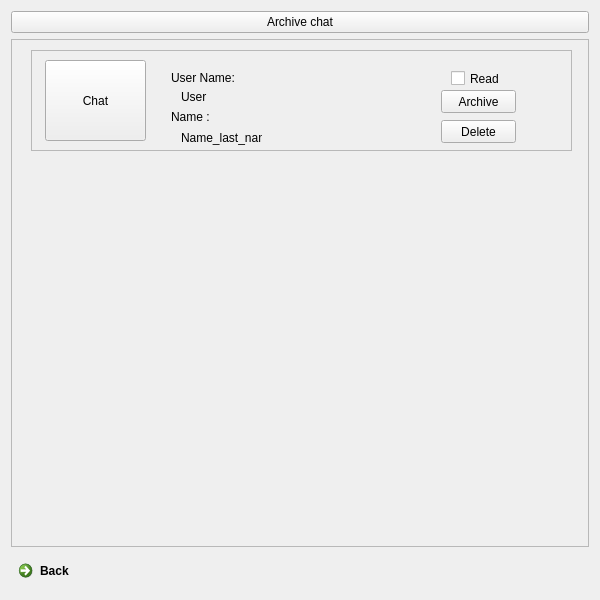
This is ui/room.ui in PooyaFekri/LinkedIn as Qt 5 draws it before an edit. The edited form follows.
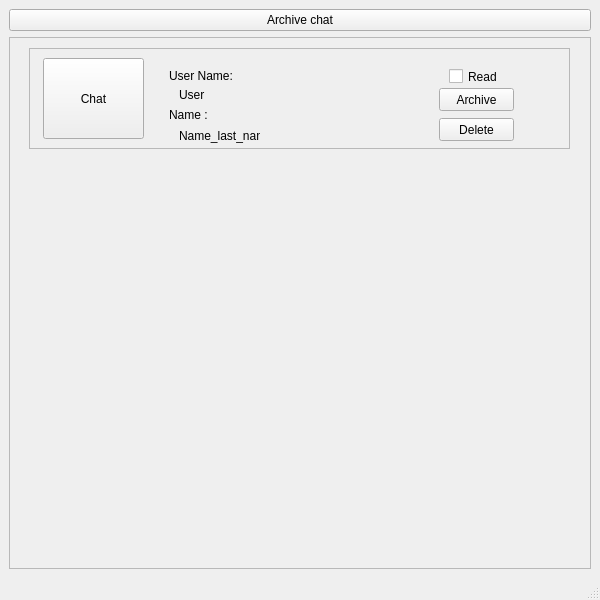
This is the edited form.

What changed in the file:
```diff
--- a/ui/room.ui
+++ b/ui/room.ui
@@ -1,7 +1,7 @@
 <?xml version="1.0" encoding="UTF-8"?>
 <ui version="4.0">
- <class>Room</class>
- <widget class="QWidget" name="Room">
+ <class>MainWindow</class>
+ <widget class="QMainWindow" name="MainWindow">
   <property name="geometry">
    <rect>
     <x>0</x>
@@ -13,6 +13,7 @@
   <property name="windowTitle">
    <string>Form</string>
   </property>
+  <widget class="QWidget" name="centralwidget">
   <layout class="QVBoxLayout" name="verticalLayout">
    <item>
     <widget class="QPushButton" name="ArchiveList">
@@ -32,7 +33,7 @@
         <x>0</x>
         <y>0</y>
         <width>580</width>
-        <height>504</height>
+         <height>505</height>
        </rect>
       </property>
       <widget class="QFrame" name="Chat_room">
@@ -158,14 +159,19 @@
      </widget>
     </widget>
    </item>
-   <item>
-    <widget class="QCommandLinkButton" name="Back">
-     <property name="text">
-      <string>Back</string>
-     </property>
-    </widget>
-   </item>
-  </layout>
+   </layout>
+  </widget>
+  <widget class="QMenuBar" name="menubar">
+   <property name="geometry">
+    <rect>
+     <x>0</x>
+     <y>0</y>
+     <width>600</width>
+     <height>22</height>
+    </rect>
+   </property>
+  </widget>
+  <widget class="QStatusBar" name="statusbar"/>
  </widget>
  <resources/>
  <connections/>
```
Left out of the diff: 2 changed lines with no effect on the pictures. Lines whose indentation alone changed are shown as unchanged.
